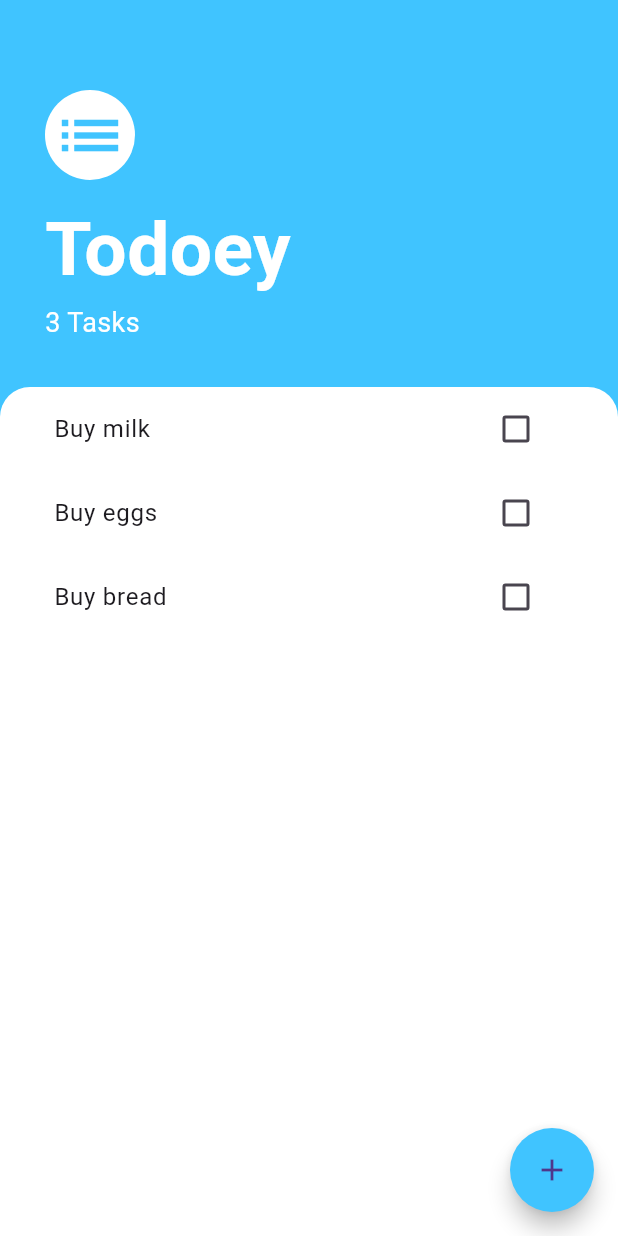
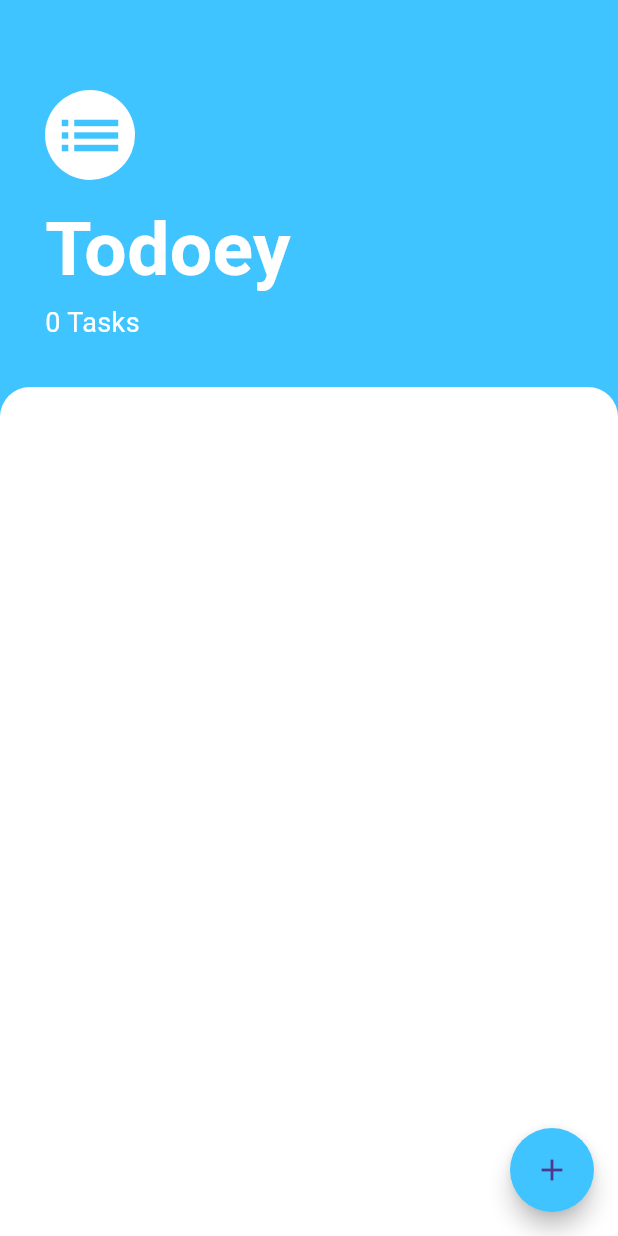
Before and after one commit to Vysakhchandren/Todoey_App, a Flutter app: the screen it shows after launch, on a phone screen of 412 x 824 dp. Run offline on Flutter 3.47's test engine with Material 3 defaults, Android fonts, the phone set to English and light mode, and no system bars.

```diff
--- a/lib/main.dart
+++ b/lib/main.dart
@@ -1,4 +1,6 @@
 import 'package:flutter/material.dart';
+import 'package:provider/provider.dart';
+import 'package:todoey_app/task_data.dart';
 import 'package:todoey_app/screen_widgets/task_screen.dart';
 
 void main() {
@@ -9,10 +11,11 @@ class MyApp extends StatelessWidget {
 
   @override
   Widget build(BuildContext context) {
-    return MaterialApp(
-      debugShowCheckedModeBanner: false,
-
-      home: TaskScreen(),
+    return ChangeNotifierProvider(builder: (context, child) {
+      return MaterialApp(
+        debugShowCheckedModeBanner: false,
+          home: TaskScreen(),
+      );}, create: (BuildContext context) => TaskData(),
     );
   }
 }
--- a/lib/screen_widgets/task_screen.dart
+++ b/lib/screen_widgets/task_screen.dart
@@ -1,4 +1,6 @@
 import 'package:flutter/material.dart';
+import 'package:provider/provider.dart';
+import 'package:todoey_app/task_data.dart';
 import 'package:todoey_app/screen_widgets/add_task_screen.dart';
 
 import '../models/task.dart';
@@ -11,14 +13,17 @@ class TaskScreen extends StatefulWidget {
 }
 
 class _TaskScreenState extends State<TaskScreen> {
-  List<Task> tasks = [
-    Task(name: 'Buy milk'),
-    Task(name: 'Buy eggs'),
-    Task(name: 'Buy bread'),
-  ];
+  // List<Task> tasks = [
+  //   Task(name: 'Buy milk'),
+  //   Task(name: 'Buy eggs'),
+  //   Task(name: 'Buy bread'),
+  // ];
 
   @override
   Widget build(BuildContext context) {
+    final tasksProvider = Provider.of<TaskData>(context);
+    final tasks = tasksProvider.tasks;
+
     return Scaffold(
       backgroundColor: Colors.lightBlueAccent,
       floatingActionButton: FloatingActionButton(
@@ -27,9 +32,10 @@ class _TaskScreenState extends State<TaskScreen> {
           showModalBottomSheet(
             context: context,
             builder: (context) => AddTaskScreen((newTaskTitle) {
-              setState(() {
-                tasks.add(Task(name: newTaskTitle));
-              });
+              tasksProvider.addTask(Task(name: newTaskTitle));
+              // setState(() {
+              //   tasks.add(Task(name: newTaskTitle));
+              // });
               Navigator.pop(context);
             }),
           );
--- /dev/null
+++ b/lib/task_data.dart
@@ -0,0 +1,19 @@
+import 'package:flutter/material.dart';
+
+import 'models/task.dart';
+
+class TaskData extends ChangeNotifier{
+
+  List<Task> _tasks = [];
+  List<Task> get tasks => _tasks;
+
+  void addTask(Task task){
+    _tasks.add(task);
+    notifyListeners();
+  }
+
+  void removeTask(Task task){
+    _tasks.remove(task);
+    notifyListeners();
+  }
+}
--- a/pubspec.yaml
+++ b/pubspec.yaml
@@ -34,6 +34,7 @@ dependencies:
   # The following adds the Cupertino Icons font to your application.
   # Use with the CupertinoIcons class for iOS style icons.
   cupertino_icons: ^1.0.8
+  provider: ^6.1.5+1
 
 dev_dependencies:
   flutter_test:
```
Also changed, not shown: pubspec.lock.
